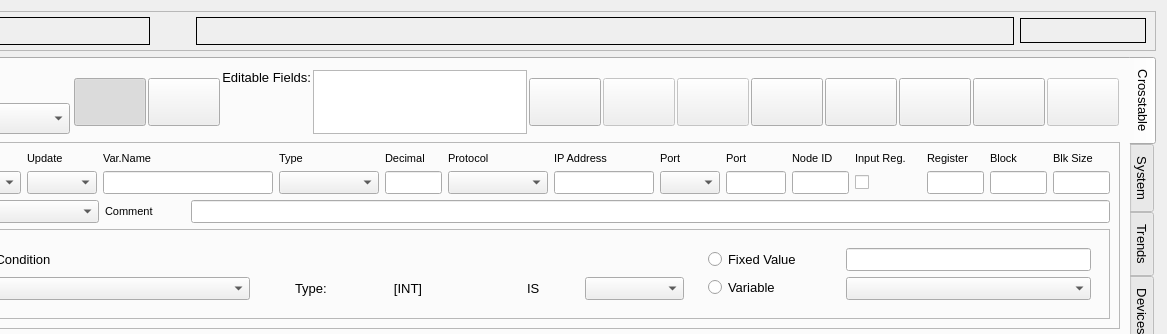
Old version of the form cte/ctedit.ui in the repository MECTsrl/mect_plugins; both pictures show x 137 to 1304 and y 0 to 334 of the 1304 by 822 pixel window.
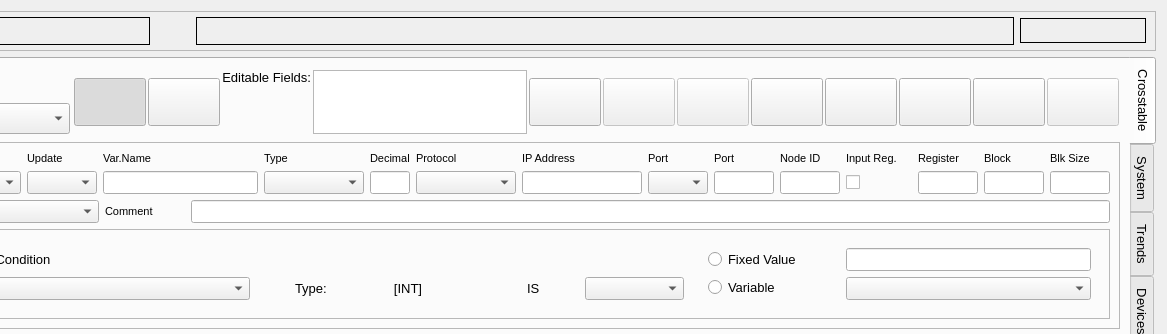
New version of the form. Icons and pictures are not drawn.

Commit message: CTE: Fix Variable Name cell width

Patch:
```diff
--- a/cte/ctedit.ui
+++ b/cte/ctedit.ui
@@ -1249,10 +1249,16 @@
                  <widget class="QLineEdit" name="txtBlock">
                   <property name="minimumSize">
                    <size>
-                    <width>40</width>
+                    <width>60</width>
                     <height>0</height>
                    </size>
                   </property>
+                  <property name="maximumSize">
+                   <size>
+                    <width>80</width>
+                    <height>16777215</height>
+                   </size>
+                  </property>
                   <property name="font">
                    <font>
                     <pointsize>10</pointsize>
@@ -1295,10 +1301,16 @@
                  <widget class="QLineEdit" name="txtNode">
                   <property name="minimumSize">
                    <size>
-                    <width>40</width>
+                    <width>60</width>
                     <height>0</height>
                    </size>
                   </property>
+                  <property name="maximumSize">
+                   <size>
+                    <width>80</width>
+                    <height>16777215</height>
+                   </size>
+                  </property>
                   <property name="font">
                    <font>
                     <pointsize>10</pointsize>
@@ -1318,13 +1330,13 @@
                  <widget class="QLineEdit" name="txtName">
                   <property name="minimumSize">
                    <size>
-                    <width>170</width>
+                    <width>130</width>
                     <height>0</height>
                    </size>
                   </property>
                   <property name="maximumSize">
                    <size>
-                    <width>170</width>
+                    <width>16777215</width>
                     <height>16777215</height>
                    </size>
                   </property>
@@ -1347,10 +1359,16 @@
                  <widget class="QLineEdit" name="txtBlockSize">
                   <property name="minimumSize">
                    <size>
-                    <width>40</width>
+                    <width>60</width>
                     <height>0</height>
                    </size>
                   </property>
+                  <property name="maximumSize">
+                   <size>
+                    <width>80</width>
+                    <height>16777215</height>
+                   </size>
+                  </property>
                   <property name="font">
                    <font>
                     <pointsize>10</pointsize>
@@ -1370,10 +1388,16 @@
                  <widget class="QLineEdit" name="txtIP">
                   <property name="minimumSize">
                    <size>
-                    <width>100</width>
+                    <width>120</width>
                     <height>0</height>
                    </size>
                   </property>
+                  <property name="maximumSize">
+                   <size>
+                    <width>160</width>
+                    <height>16777215</height>
+                   </size>
+                  </property>
                   <property name="font">
                    <font>
                     <pointsize>10</pointsize>
@@ -1381,6 +1405,9 @@
                     <bold>false</bold>
                    </font>
                   </property>
+                  <property name="text">
+                   <string/>
+                  </property>
                  </widget>
                 </item>
                 <item row="8" column="2">
@@ -1410,10 +1437,16 @@
                  <widget class="QLineEdit" name="txtRegister">
                   <property name="minimumSize">
                    <size>
-                    <width>40</width>
+                    <width>60</width>
                     <height>0</height>
                    </size>
                   </property>
+                  <property name="maximumSize">
+                   <size>
+                    <width>80</width>
+                    <height>16777215</height>
+                   </size>
+                  </property>
                   <property name="font">
                    <font>
                     <pointsize>10</pointsize>
@@ -1550,6 +1583,12 @@
                     <height>0</height>
                    </size>
                   </property>
+                  <property name="maximumSize">
+                   <size>
+                    <width>80</width>
+                    <height>16777215</height>
+                   </size>
+                  </property>
                   <property name="font">
                    <font>
                     <pointsize>10</pointsize>
@@ -1664,6 +1703,12 @@
                     <height>0</height>
                    </size>
                   </property>
+                  <property name="maximumSize">
+                   <size>
+                    <width>80</width>
+                    <height>16777215</height>
+                   </size>
+                  </property>
                   <property name="font">
                    <font>
                     <pointsize>8</pointsize>
```
The commit also changes 1 other file.
